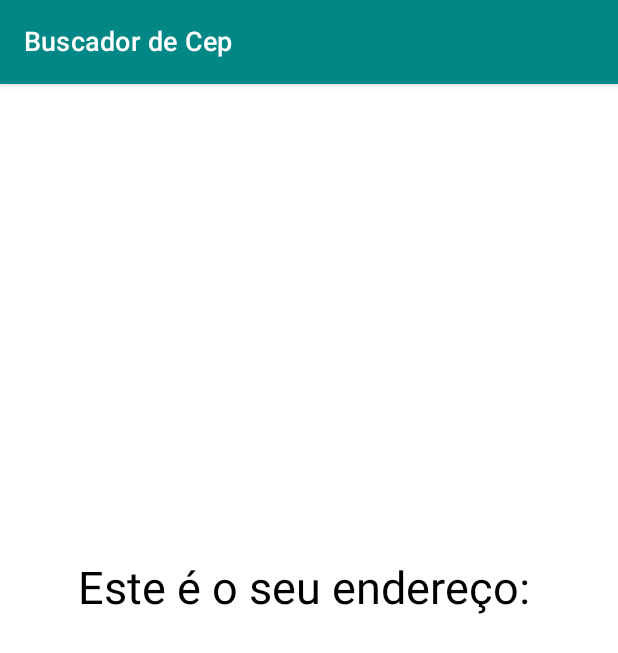
After one commit to vhboico/CEP, an Android app built with Jetpack Compose: the composable Detail called with empty values, on a phone screen of 412 x 824 dp. The commit adds this screen. Shown: the top 653 px of the screen. Run offline under Robolectric (Android 15) with nearby library versions, the phone set to English and light mode, and no system bars.

Commit message:
final commit

```diff
--- /dev/null
+++ b/app/src/main/java/com/example/cep/view/Detail.kt
@@ -0,0 +1,62 @@
+package com.example.cep.view
+
+import android.annotation.SuppressLint
+import androidx.compose.foundation.layout.Arrangement
+import androidx.compose.foundation.layout.Column
+import androidx.compose.foundation.layout.fillMaxSize
+import androidx.compose.foundation.layout.padding
+import androidx.compose.material.Scaffold
+import androidx.compose.material.Text
+import androidx.compose.material.TopAppBar
+import androidx.compose.runtime.Composable
+import androidx.compose.ui.Alignment
+import androidx.compose.ui.Modifier
+import androidx.compose.ui.text.font.FontWeight
+import androidx.compose.ui.unit.dp
+import androidx.compose.ui.unit.sp
+import androidx.navigation.NavController
+import com.example.cep.ui.theme.Teal700
+import com.example.cep.ui.theme.White
+
+@SuppressLint("UnusedMaterialScaffoldPaddingParameter")
+@Composable
+fun Detail(
+    navController: NavController,
+    logradouro: String,
+    bairro: String,
+    cidade: String,
+    estado: String
+) {
+
+    Scaffold(
+        topBar = {
+            TopAppBar(
+                title = {
+                    Text(
+                        text = "Buscador de Cep",
+                        fontSize = 18.sp
+                    )
+                },
+                backgroundColor = Teal700,
+                contentColor = White
+            )
+        }
+    ) {
+        Column(
+            modifier = Modifier.fillMaxSize(),
+            verticalArrangement = Arrangement.Center,
+            horizontalAlignment = Alignment.CenterHorizontally
+        ) {
+            Text(
+                text = "Este é o seu endereço: ",
+                fontSize = 30.sp,
+                modifier = Modifier.padding(20.dp)
+            )
+            Text(text = logradouro, fontSize = 22.sp, fontWeight = FontWeight.Medium)
+            Text(text = bairro, fontSize = 20.sp, fontWeight = FontWeight.Medium)
+            Text(text = cidade, fontSize = 20.sp, fontWeight = FontWeight.Medium)
+            Text(text = estado, fontSize = 20.sp, fontWeight = FontWeight.Medium)
+        }
+
+    }
+}
```
Also changed, not shown: app/src/main/java/com/example/cep/MainActivity.kt (+25 -4 lines), app/src/main/java/com/example/cep/view/BuscarCep.kt (+15 -4 lines), 3 other files.
